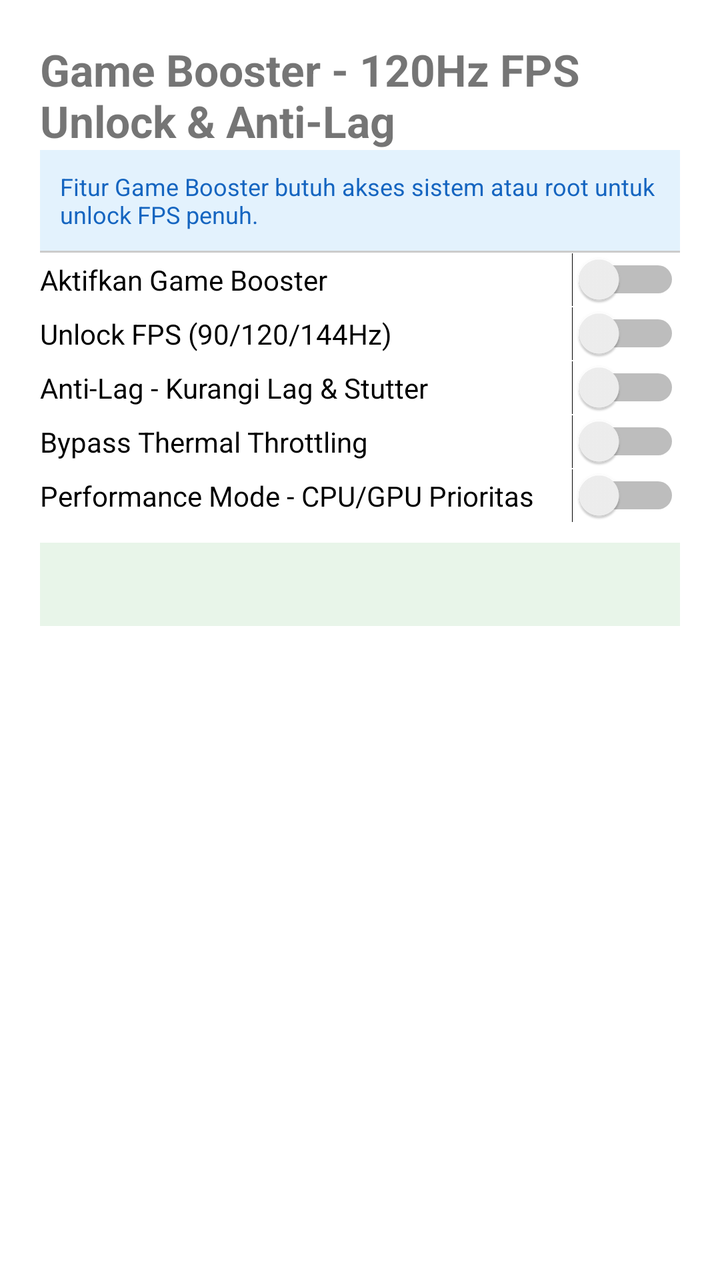
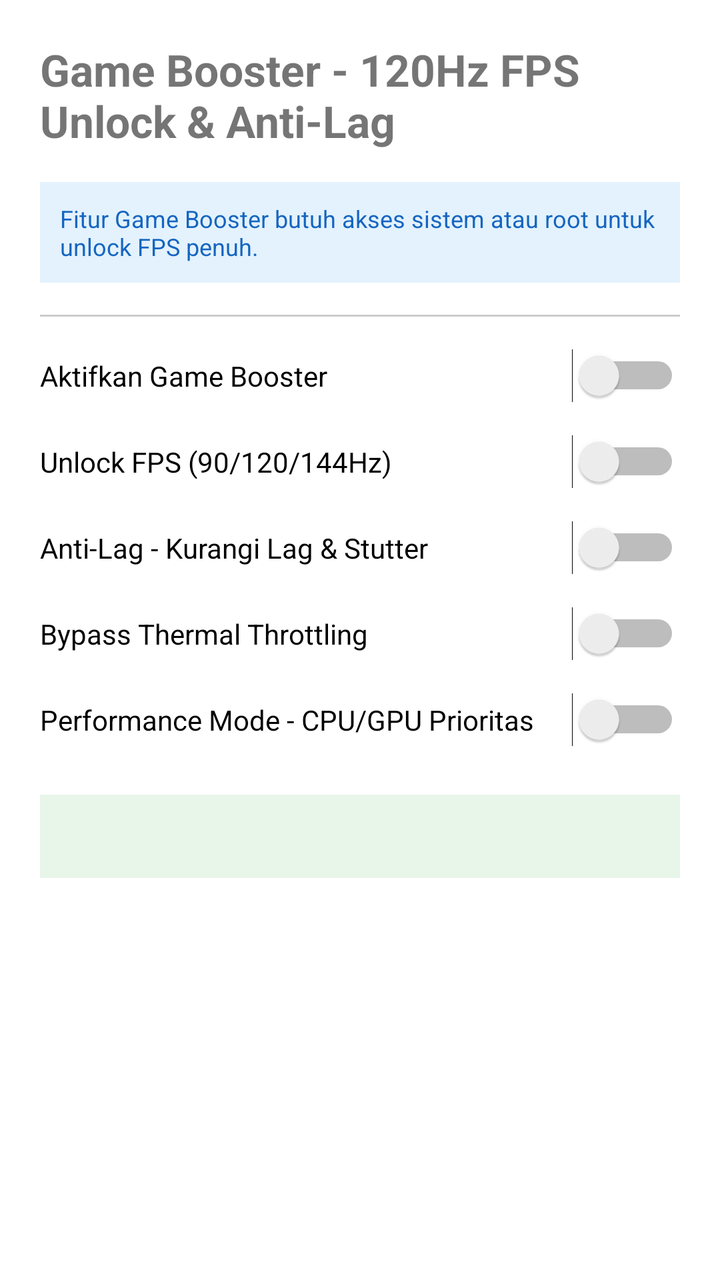

Screens rendered from an Android XML layout before and after an edit, with the pre-edit source and the edit as a unified diff.
<!-- AndroidManifest.xml: fallback theme Theme.MaterialComponents.DayNight.NoActionBar -->
<!-- res/layout/activity_game_booster.xml -->
<?xml version="1.0" encoding="utf-8"?>
<LinearLayout xmlns:android="http://schemas.android.com/apk/res/android"
    android:layout_width="match_parent"
    android:layout_height="match_parent"
    android:orientation="vertical"
    android:padding="20dp"
    android:gap="16dp">

    <TextView
        android:layout_width="wrap_content"
        android:layout_height="wrap_content"
        android:text="@string/game_booster_title"
        android:textSize="22sp"
        android:textStyle="bold"/>

    <TextView
        android:layout_width="match_parent"
        android:layout_height="wrap_content"
        android:text="@string/note_game"
        android:textSize="12sp"
        android:padding="10dp"
        android:background="#E3F2FD"
        android:textColor="#1565C0"/>

    <View
        android:layout_width="match_parent"
        android:layout_height="1dp"
        android:background="#CCCCCC"/>

    <Switch
        android:id="@+id/switch_gamebooster_master"
        android:layout_width="match_parent"
        android:layout_height="wrap_content"
        android:text="@string/enable_game_booster"/>

    <Switch
        android:id="@+id/switch_fps_unlock"
        android:layout_width="match_parent"
        android:layout_height="wrap_content"
        android:text="@string/fps_unlock"/>

    <Switch
        android:id="@+id/switch_anti_lag"
        android:layout_width="match_parent"
        android:layout_height="wrap_content"
        android:text="@string/anti_lag"/>

    <Switch
        android:id="@+id/switch_thermal_bypass"
        android:layout_width="match_parent"
        android:layout_height="wrap_content"
        android:text="@string/thermal_bypass"/>

    <Switch
        android:id="@+id/switch_performance_mode"
        android:layout_width="match_parent"
        android:layout_height="wrap_content"
        android:text="@string/performance_mode"/>

    <TextView
        android:id="@+id/tv_supported_games"
        android:layout_width="match_parent"
        android:layout_height="wrap_content"
        android:layout_marginTop="10dp"
        android:padding="12dp"
        android:background="#E8F5E9"
        android:textColor="#2E7D32"
        android:textSize="13sp"/>

</LinearLayout>
<!-- resources referenced by this layout -->
<resources>
  <string name="anti_lag">Anti-Lag - Kurangi Lag &amp; Stutter</string>
  <string name="enable_game_booster">Aktifkan Game Booster</string>
  <string name="fps_unlock">Unlock FPS (90/120/144Hz)</string>
  <string name="game_booster_title">Game Booster - 120Hz FPS Unlock &amp; Anti-Lag</string>
  <string name="note_game">Fitur Game Booster butuh akses sistem atau root untuk unlock FPS penuh.</string>
  <string name="performance_mode">Performance Mode - CPU/GPU Prioritas</string>
  <string name="thermal_bypass">Bypass Thermal Throttling</string>
</resources>

<!-- the commit's change to res/layout/activity_game_booster.xml (unified diff, before → after) -->
@@ -3,8 +3,7 @@
     android:layout_width="match_parent"
     android:layout_height="match_parent"
     android:orientation="vertical"
-    android:padding="20dp"
-    android:gap="16dp">
+    android:padding="20dp">
 
     <TextView
         android:layout_width="wrap_content"
@@ -19,6 +18,8 @@
         android:text="@string/note_game"
         android:textSize="12sp"
         android:padding="10dp"
+        android:layout_marginTop="16dp"
+        android:layout_marginBottom="16dp"
         android:background="#E3F2FD"
         android:textColor="#1565C0"/>
 
@@ -31,37 +32,42 @@
         android:id="@+id/switch_gamebooster_master"
         android:layout_width="match_parent"
         android:layout_height="wrap_content"
-        android:text="@string/enable_game_booster"/>
+        android:text="@string/enable_game_booster"
+        android:layout_marginTop="16dp"/>
 
     <Switch
         android:id="@+id/switch_fps_unlock"
         android:layout_width="match_parent"
         android:layout_height="wrap_content"
-        android:text="@string/fps_unlock"/>
+        android:text="@string/fps_unlock"
+        android:layout_marginTop="16dp"/>
 
     <Switch
         android:id="@+id/switch_anti_lag"
         android:layout_width="match_parent"
         android:layout_height="wrap_content"
-        android:text="@string/anti_lag"/>
+        android:text="@string/anti_lag"
+        android:layout_marginTop="16dp"/>
 
     <Switch
         android:id="@+id/switch_thermal_bypass"
         android:layout_width="match_parent"
         android:layout_height="wrap_content"
-        android:text="@string/thermal_bypass"/>
+        android:text="@string/thermal_bypass"
+        android:layout_marginTop="16dp"/>
 
     <Switch
         android:id="@+id/switch_performance_mode"
         android:layout_width="match_parent"
         android:layout_height="wrap_content"
-        android:text="@string/performance_mode"/>
+        android:text="@string/performance_mode"
+        android:layout_marginTop="16dp"/>
 
     <TextView
         android:id="@+id/tv_supported_games"
         android:layout_width="match_parent"
         android:layout_height="wrap_content"
-        android:layout_marginTop="10dp"
+        android:layout_marginTop="24dp"
         android:padding="12dp"
         android:background="#E8F5E9"
         android:textColor="#2E7D32"
